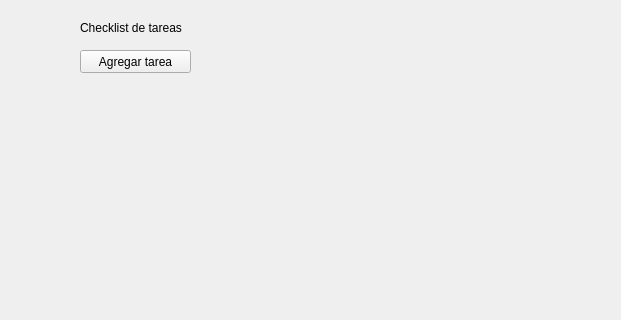
Qt form lab07/mainwindow.ui (gustadev24/lab-to) before a commit; both pictures show x 0 to 621 and y 0 to 320 of the 800 by 600 pixel window.
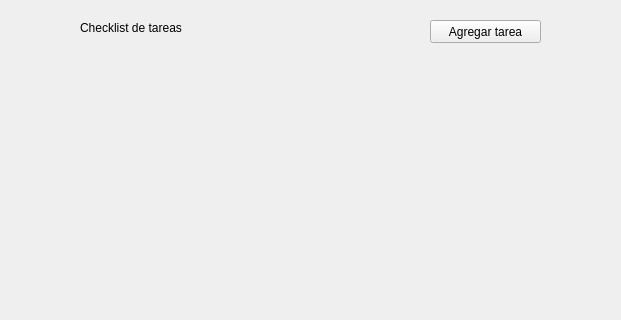
The same form after that commit.

Commit message: task: adapt ui to required images

```diff
--- a/lab07/mainwindow.ui
+++ b/lab07/mainwindow.ui
@@ -30,8 +30,8 @@
    <widget class="QPushButton" name="addTaskButton">
     <property name="geometry">
      <rect>
-      <x>80</x>
-      <y>50</y>
+      <x>430</x>
+      <y>20</y>
       <width>111</width>
       <height>23</height>
      </rect>
@@ -44,9 +44,9 @@
     <property name="geometry">
      <rect>
       <x>80</x>
-      <y>90</y>
-      <width>160</width>
-      <height>80</height>
+      <y>60</y>
+      <width>461</width>
+      <height>161</height>
      </rect>
     </property>
     <layout class="QVBoxLayout" name="tasksLayout"/>
```
The commit also changes 1 other file.
